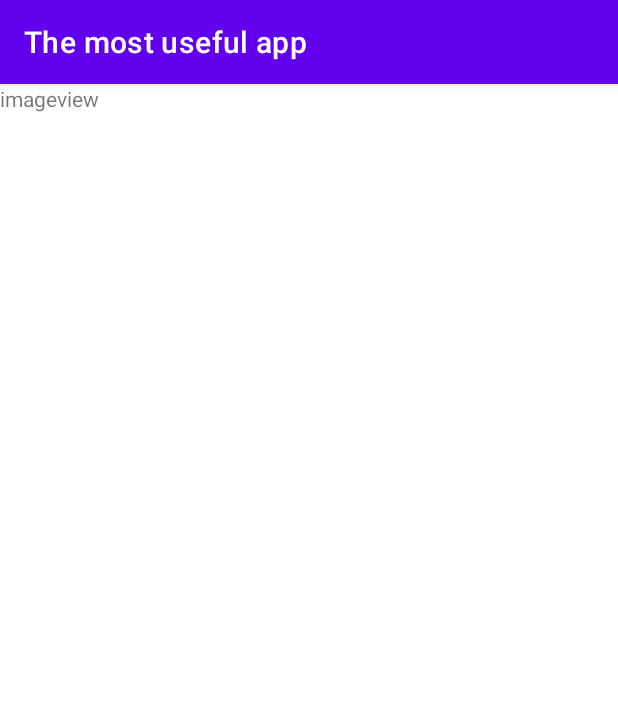
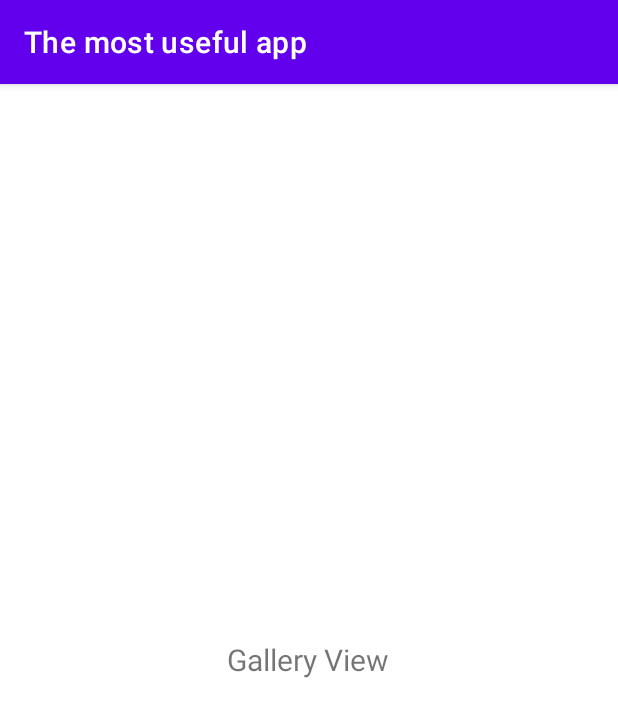
Before and after one commit to injoonH/madcamp-simple-app, an Android app: the fragment fragment_image shown on its own in the app's theme, on a phone screen of 412 x 824 dp. Shown: the top 717 px of the screen. Run offline under Robolectric (Android 15) with nearby library versions, the phone set to English and light mode, and no system bars.

Commit message:
style: Center texts of Image & Todo fragments

```diff
--- a/app/src/main/res/layout/fragment_image.xml
+++ b/app/src/main/res/layout/fragment_image.xml
@@ -6,8 +6,10 @@
     tools:context=".fragment_image">
 
     <TextView
-        android:layout_width="match_parent"
-        android:layout_height="match_parent"
-        android:text="imageview" />
+        android:layout_width="wrap_content"
+        android:layout_height="wrap_content"
+        android:layout_gravity="center"
+        android:text="Gallery View"
+        android:textSize="20sp" />
 
 </FrameLayout>
```
Also changed, not shown: app/src/main/res/layout/fragment_todo.xml (+5 -3 lines).
